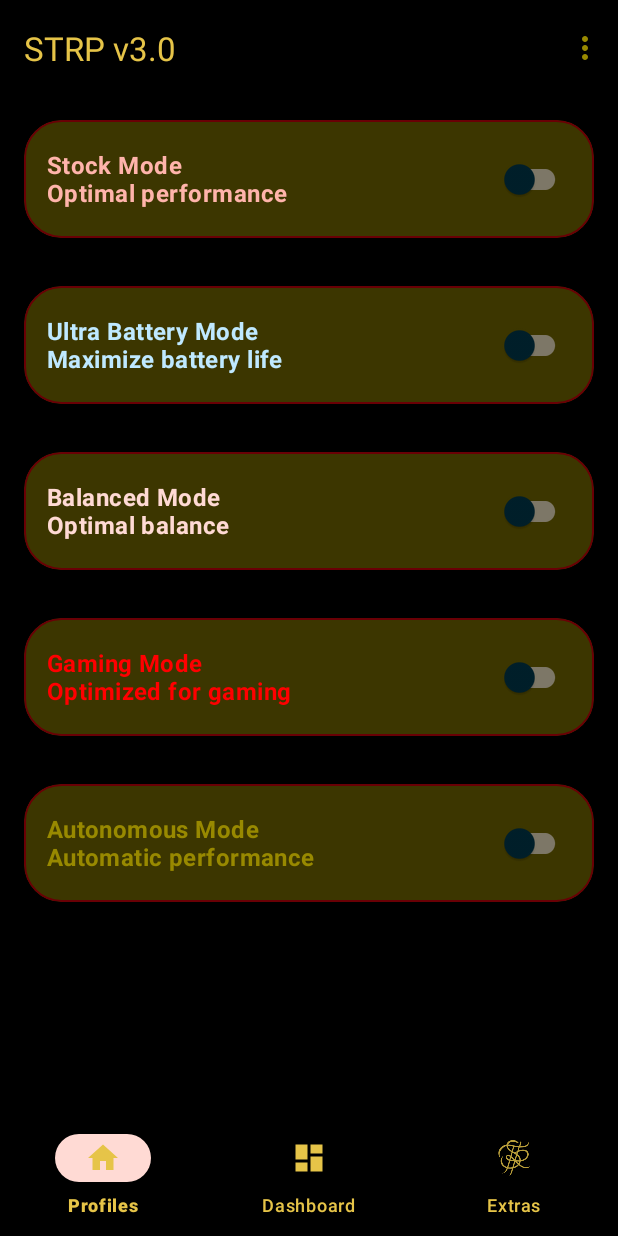
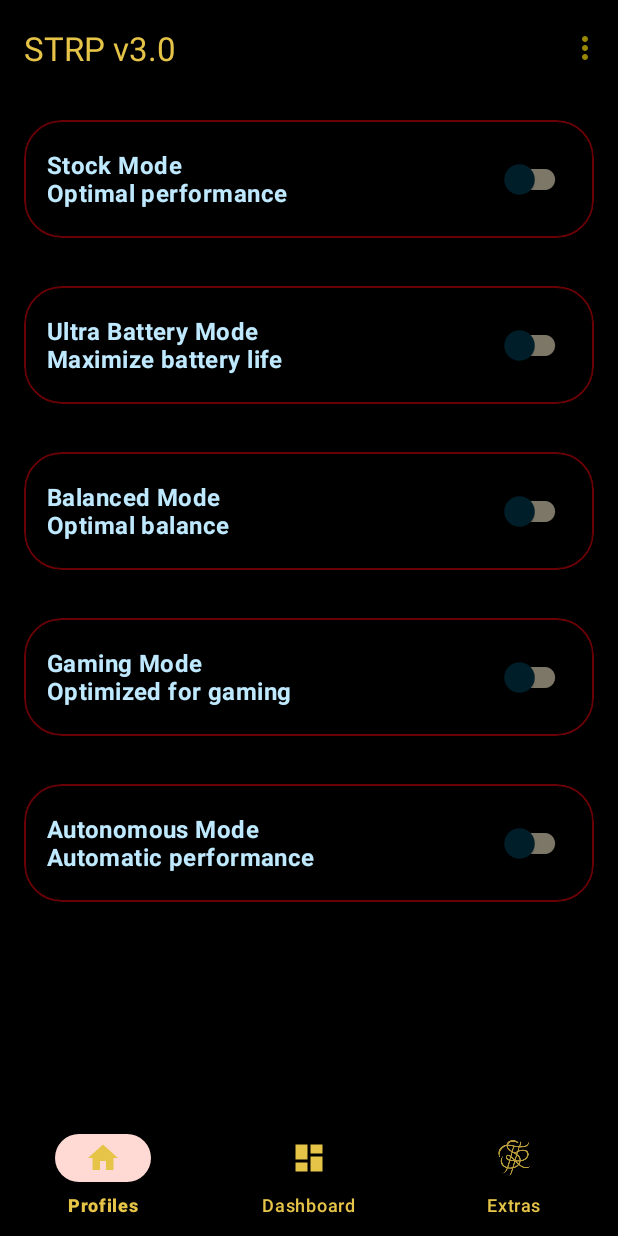
Before and after one commit to CRANKV2/STRP-Profile-App, an Android app: the MainActivity screen opened directly, with no data from a screen before it, on a phone screen of 412 x 824 dp. Run offline under Robolectric (Android 15) with nearby library versions, the phone set to English and light mode, and no system bars; our stand-ins replace navigation-ui.

Commit message:
some under the hood changes made..

```diff
--- a/app/src/main/res/layout/activity_main.xml
+++ b/app/src/main/res/layout/activity_main.xml
@@ -11,7 +11,8 @@
         android:layout_width="match_parent"
         android:layout_height="match_parent"
         android:scaleType="centerCrop"
-        android:background="@drawable/default_background_image" />
+        android:background="@drawable/default_background_image"
+        tools:ignore="ContentDescription" />
 
     <com.google.android.material.appbar.AppBarLayout
         android:layout_width="match_parent"
@@ -46,19 +47,17 @@
             android:orientation="vertical">
 
 
-
-
             <com.google.android.material.card.MaterialCardView
                 android:id="@+id/cardStockMode"
                 android:layout_width="match_parent"
                 android:layout_height="wrap_content"
+                android:layout_margin="16dp"
                 android:clickable="true"
                 android:focusable="true"
-                    app:cardBackgroundColor="#65988900"
-                    app:strokeColor="@color/md_theme_dark_onError"
-                    android:layout_margin="16dp"
+                app:cardBackgroundColor="@android:color/transparent"
                 app:cardCornerRadius="25dp"
-                    app:cardElevation="4dp">
+                app:cardElevation="0dp"
+                app:strokeColor="@color/md_theme_dark_onError">
                 <!-- Profile 1: Stock Mode -->
                 <com.google.android.material.switchmaterial.SwitchMaterial
                     android:id="@+id/switchStockMode"
@@ -67,125 +66,120 @@
                     android:layout_margin="15dp"
                     android:background="@drawable/card_ripple"
                     android:text="@string/stock_mode_noptimal_performance"
-                                    android:textColor="@color/md_theme_dark_error"
+                    android:textColor="@color/md_theme_dark_onBackground"
                     android:textSize="16sp"
                     android:textStyle="bold"
                     android:theme="@style/SwitchTheme"
-                                    app:switchPadding="16dp"/>
+                    app:switchPadding="0dp" />
             </com.google.android.material.card.MaterialCardView>
-
-
 
 
             <com.google.android.material.card.MaterialCardView
                 android:id="@+id/cardUltraBatteryMode"
                 android:layout_width="match_parent"
                 android:layout_height="wrap_content"
+                android:layout_margin="16dp"
                 android:clickable="true"
                 android:focusable="true"
-                    app:cardBackgroundColor="#65988900"
-                    app:strokeColor="@color/md_theme_dark_onError"
-                    android:layout_margin="16dp"
+                app:cardBackgroundColor="@android:color/transparent"
                 app:cardCornerRadius="25dp"
-                    app:cardElevation="4dp">
+                app:cardElevation="0dp"
+                app:strokeColor="@color/md_theme_dark_onError">
                 <!-- Profile 2: Ultra Battery Mode -->
                 <com.google.android.material.switchmaterial.SwitchMaterial
                     android:id="@+id/switchUltraBatteryMode"
                     android:layout_width="match_parent"
                     android:layout_height="wrap_content"
                     android:layout_margin="15dp"
+                    android:background="@drawable/card_ripple"
                     android:text="@string/ultra_battery_mode_nmaximize_battery_life"
                     android:textColor="@color/md_theme_dark_onBackground"
                     android:textSize="16sp"
                     android:textStyle="bold"
                     android:theme="@style/SwitchTheme"
-                                    app:switchPadding="16dp"/>
+                    app:switchPadding="16dp" />
             </com.google.android.material.card.MaterialCardView>
-
-
 
 
             <com.google.android.material.card.MaterialCardView
                 android:id="@+id/cardBalancedMode"
                 android:layout_width="match_parent"
                 android:layout_height="wrap_content"
+                android:layout_margin="16dp"
                 android:clickable="true"
                 android:focusable="true"
-                app:cardBackgroundColor="#65988900"
-                app:strokeColor="@color/md_theme_dark_onError"
-                android:layout_margin="16dp"
+                app:cardBackgroundColor="@android:color/transparent"
                 app:cardCornerRadius="25dp"
-                app:cardElevation="4dp">
+                app:cardElevation="0dp"
+                app:strokeColor="@color/md_theme_dark_onError">
                 <!-- Profile 3: Balanced Mode -->
                 <com.google.android.material.switchmaterial.SwitchMaterial
                     android:id="@+id/switchBalancedMode"
                     android:layout_width="match_parent"
                     android:layout_height="wrap_content"
                     android:layout_margin="15dp"
+                    android:background="@drawable/card_ripple"
                     android:text="@string/balanced_mode_balance"
-                                    android:textColor="@color/md_theme_light_secondaryContainer"
+                    android:textColor="@color/md_theme_dark_onBackground"
                     android:textSize="16sp"
                     android:textStyle="bold"
                     android:theme="@style/SwitchTheme"
-                                    app:switchPadding="16dp"/>
+                    app:switchPadding="16dp" />
             </com.google.android.material.card.MaterialCardView>
-
-
 
 
             <com.google.android.material.card.MaterialCardView
                 android:id="@+id/cardGamingMode"
                 android:layout_width="match_parent"
                 android:layout_height="wrap_content"
+                android:layout_margin="16dp"
                 android:clickable="true"
                 android:focusable="true"
-                app:cardBackgroundColor="#65988900"
-                app:strokeColor="@color/md_theme_dark_onError"
-                android:layout_margin="16dp"
+                app:cardBackgroundColor="@android:color/transparent"
                 app:cardCornerRadius="25dp"
-                app:cardElevation="4dp">
+                app:cardElevation="0dp"
+                app:strokeColor="@color/md_theme_dark_onError">
                 <!-- Profile 4: Gaming Mode -->
                 <com.google.android.material.switchmaterial.SwitchMaterial
                     android:id="@+id/switchGamingMode"
                     android:layout_width="match_parent"
                     android:layout_height="wrap_content"
                     android:layout_margin="15dp"
+                    android:background="@drawable/card_ripple"
                     android:text="@string/gaming_mode_noptimized_for_gaming"
-                                    android:textColor="@color/activatedColor"
+                    android:textColor="@color/md_theme_dark_onBackground"
                     android:textSize="16sp"
                     android:textStyle="bold"
                     android:theme="@style/SwitchTheme"
-                                    app:switchPadding="16dp"/>
+                    app:switchPadding="16dp" />
             </com.google.android.material.card.MaterialCardView>
-
-
 
 
             <com.google.android.material.card.MaterialCardView
                 android:id="@+id/cardAutonomousMode"
                 android:layout_width="match_parent"
                 android:layout_height="wrap_content"
+                android:layout_margin="16dp"
                 android:clickable="true"
                 android:focusable="true"
-                app:cardBackgroundColor="#65988900"
-                app:strokeColor="@color/md_theme_dark_onError"
-                android:layout_margin="16dp"
+                app:cardBackgroundColor="@android:color/transparent"
                 app:cardCornerRadius="25dp"
-                app:cardElevation="4dp">
+                app:cardElevation="0dp"
+                app:strokeColor="@color/md_theme_dark_onError">
                 <!-- Profile 5: Autonomous Mode -->
                 <com.google.android.material.switchmaterial.SwitchMaterial
                     android:id="@+id/switchAutonomousMode"
                     android:layout_width="match_parent"
                     android:layout_height="wrap_content"
                     android:layout_margin="15dp"
+                    android:background="@drawable/card_ripple"
                     android:text="@string/autonomous_mode_nautomatic_performance"
-                                    android:textColor="@color/golden_color"
+                    android:textColor="@color/md_theme_dark_onBackground"
                     android:textSize="16sp"
                     android:textStyle="bold"
                     android:theme="@style/SwitchTheme"
-                                    app:switchPadding="16dp"/>
+                    app:switchPadding="16dp" />
             </com.google.android.material.card.MaterialCardView>
-
 
 
         </LinearLayout>
--- a/app/src/main/res/menu/menu_main.xml
+++ b/app/src/main/res/menu/menu_main.xml
@@ -6,5 +6,9 @@
         android:id="@+id/action_settings"
         android:title="@string/change_background"
         app:showAsAction="never" />
+    <item
+        android:id="@+id/action_DarkLight"
+        android:title="@string/dark_light_action_bar_setting_text"
+        app:showAsAction="never" />
 
 </menu>
--- a/app/src/main/res/values/strings.xml
+++ b/app/src/main/res/values/strings.xml
@@ -27,4 +27,5 @@
     <string name="onboard_start_page_title">STRATOSPHERE</string>
     <string name="dialog_storage_access_text">Without storage access, the app cannot function properly. Please grant the necessary permission. \n\nDon\'t worry, we won\'t bite 😁\n\nActually, the access is just needed to change the in-app background.</string>
     <string name="change_background">Change Background</string>
+    <string name="dark_light_action_bar_setting_text">Dark / Light Mode</string>
 </resources>
```
Also changed, not shown: 1 other file. Lines whose indentation alone changed are shown as unchanged.
